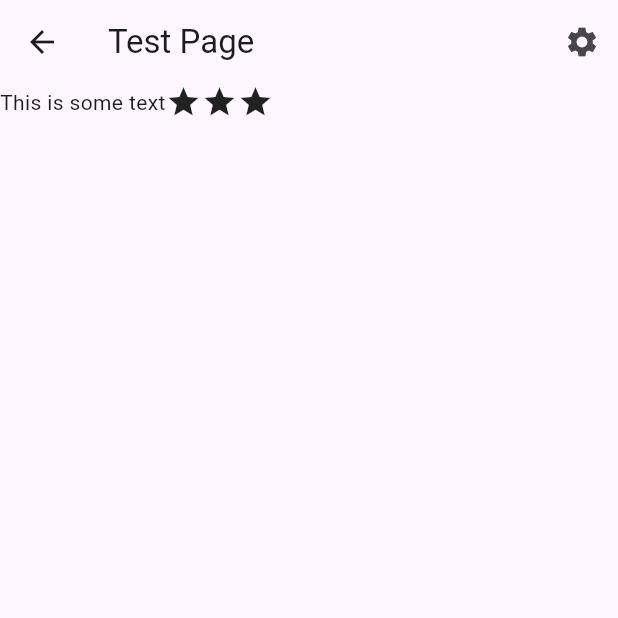
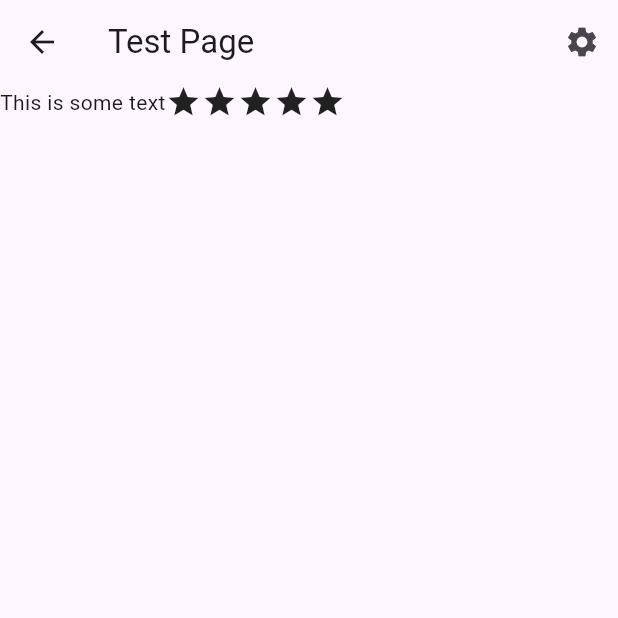
Before and after one commit to usmansyedcoder/subway_surfers, a Flutter app: the Test screen opened directly, on a phone screen of 412 x 824 dp, the top half of it. Run offline on Flutter 3.47's test engine with Material 3 defaults, Android fonts, the light colour scheme and no system bars.

Commit message:
icons added

```diff
--- a/lib/test.dart
+++ b/lib/test.dart
@@ -36,6 +36,8 @@ class _TestState extends State<Test> {
               Icon(Icons.star),
               Icon(Icons.star),
               Icon(Icons.star),
+              Icon(Icons.star),
+              Icon(Icons.star),
             ],
           )
         ],
```
